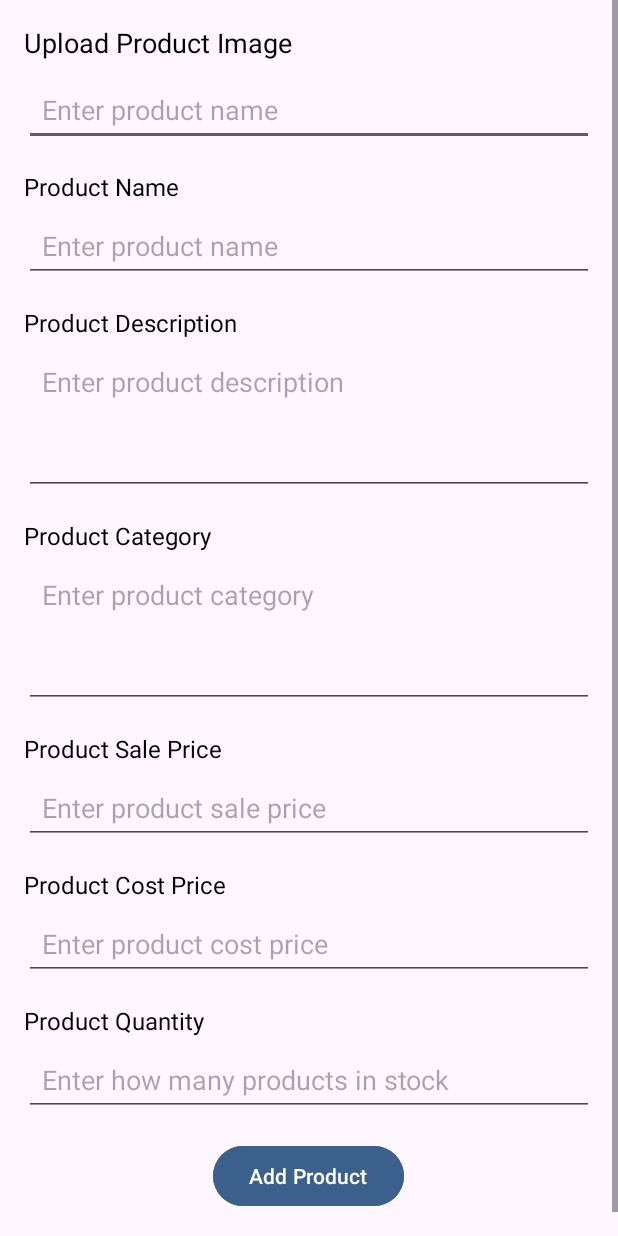
After one commit to tannazetminan/WarehouseManagementSystem, an Android app: the layout activity_addproduct_form2.xml on its own in the app's theme, with its tools: preview values and no code run, on a phone screen of 412 x 824 dp. The commit adds this screen. Run offline under Robolectric (Android 15) with nearby library versions, the phone set to English and light mode, and no system bars.

Commit message:
Added ability to amend products and added alternative way to create products by entering image url instead of uploading image.Both new add and code to amend products are working . However, the images are not showing.

```diff
--- a/app/src/main/java/com/example/warehousemanagementsystem/ApiService.kt
+++ b/app/src/main/java/com/example/warehousemanagementsystem/ApiService.kt
@@ -50,6 +50,11 @@ interface ApiService {
     @GET("retrieve_single_product/{product_id}")
     fun getSingleProductById(@Path("product_id") productId: String): Call<Product>
 
+    @PUT("/update_single_product/{product_id}")
+    fun updateSingleProduct(
+        @Path("product_id") productId: String,
+        @Body product: Product
+    ):Call<Void>
 
 }
 data class LoginResponse(
--- a/app/src/main/java/com/example/warehousemanagementsystem/InventoryActivity.kt
+++ b/app/src/main/java/com/example/warehousemanagementsystem/InventoryActivity.kt
@@ -53,8 +53,9 @@ class InventoryActivity : AppCompatActivity() {
       //  fetchUserProfile()
 
         addProductButton.setOnClickListener {
-            val intent = Intent(this, AddProductFormActivity::class.java)
-            startActivity(intent)
+//            val intent = Intent(this, AddProductFormActivity::class.java)
+            val intent = Intent(this, AddproductForm2Activity::class.java)
+         startActivity(intent)
         }
     }
 
--- /dev/null
+++ b/app/src/main/res/layout/activity_addproduct_form2.xml
@@ -0,0 +1,157 @@
+<?xml version="1.0" encoding="utf-8"?>
+<ScrollView xmlns:android="http://schemas.android.com/apk/res/android"
+    xmlns:app="http://schemas.android.com/apk/res-auto"
+    xmlns:tools="http://schemas.android.com/tools"
+    android:id="@+id/main"
+    android:layout_width="match_parent"
+    android:layout_height="match_parent"
+    tools:context=".AddproductForm2Activity">
+
+    <LinearLayout xmlns:android="http://schemas.android.com/apk/res/android"
+        android:layout_width="match_parent"
+        android:layout_height="match_parent"
+        android:orientation="vertical"
+        android:padding="16dp"
+        android:weightSum="1">
+
+        <!-- Product Image Upload Section -->
+        <TextView
+            android:id="@+id/tvAddImage"
+            android:layout_width="wrap_content"
+            android:layout_height="wrap_content"
+            android:text="Upload Product Image"
+            android:textSize="18sp"
+            android:paddingBottom="8dp"
+            android:textColor="#000000"/>
+
+        <EditText
+            android:id="@+id/etAddPImageURL"
+            android:layout_width="match_parent"
+            android:layout_height="wrap_content"
+            android:hint="Enter product name"
+            android:inputType="text"
+            android:padding="12dp"
+            android:layout_marginBottom="16dp"/>
+
+        <!-- Product Details Section -->
+        <TextView
+            android:id="@+id/tvAddProductName"
+            android:layout_width="wrap_content"
+            android:layout_height="wrap_content"
+            android:text="Product Name"
+            android:textSize="16sp"
+            android:textColor="#000000"
+            android:paddingBottom="4dp"/>
+
+        <EditText
+            android:id="@+id/etAddProductName"
+            android:layout_width="match_parent"
+            android:layout_height="wrap_content"
+            android:hint="Enter product name"
+            android:inputType="text"
+            android:padding="12dp"
+            android:layout_marginBottom="16dp"/>
+
+        <TextView
+            android:id="@+id/tvAddProductDescription"
+            android:layout_width="wrap_content"
+            android:layout_height="wrap_content"
+            android:text="Product Description"
+            android:textSize="16sp"
+            android:textColor="#000000"
+            android:paddingBottom="4dp"/>
+
+        <EditText
+            android:id="@+id/etAddProductDescription"
+            android:layout_width="match_parent"
+            android:layout_height="100dp"
+            android:hint="Enter product description"
+            android:inputType="textMultiLine"
+            android:padding="12dp"
+            android:layout_marginBottom="16dp"
+            android:gravity="top"/>
+        <TextView
+            android:id="@+id/tvAddProductCategory"
+            android:layout_width="wrap_content"
+            android:layout_height="wrap_content"
+            android:text="Product Category"
+            android:textSize="16sp"
+            android:textColor="#000000"
+            android:paddingBottom="4dp"/>
+
+        <EditText
+            android:id="@+id/etAddProductCategory"
+            android:layout_width="match_parent"
+            android:layout_height="100dp"
+            android:hint="Enter product category"
+            android:inputType="text"
+            android:padding="12dp"
+            android:layout_marginBottom="16dp"
+            android:gravity="top"/>
+
+        <TextView
+            android:id="@+id/tvAddProductSalePrice"
+            android:layout_width="wrap_content"
+            android:layout_height="wrap_content"
+            android:text="Product Sale Price"
+            android:textSize="16sp"
+            android:textColor="#000000"
+            android:paddingBottom="4dp"/>
+
+        <EditText
+            android:id="@+id/etAddProductSalePrice"
+            android:layout_width="match_parent"
+            android:layout_height="wrap_content"
+            android:hint="Enter product sale price"
+            android:inputType="numberDecimal"
+            android:padding="12dp"
+            android:layout_marginBottom="16dp"/>
+
+        <TextView
+            android:id="@+id/tvAddProductCostPrice"
+            android:layout_width="wrap_content"
+            android:layout_height="wrap_content"
+            android:text="Product Cost Price"
+            android:textSize="16sp"
+            android:textColor="#000000"
+            android:paddingBottom="4dp"/>
+
+        <EditText
+            android:id="@+id/etAddProductCostPrice"
+            android:layout_width="match_parent"
+            android:layout_height="wrap_content"
+            android:hint="Enter product cost price"
+            android:inputType="numberDecimal"
+            android:padding="12dp"
+            android:layout_marginBottom="16dp"/>
+
+        <TextView
+            android:id="@+id/tvAddProductQuantity"
+            android:layout_width="wrap_content"
+            android:layout_height="wrap_content"
+            android:text="Product Quantity"
+            android:textSize="16sp"
+            android:textColor="#000000"
+            android:paddingBottom="4dp"/>
+
+        <EditText
+            android:id="@+id/etAddProductQuantity"
+            android:layout_width="match_parent"
+            android:layout_height="wrap_content"
+            android:hint="Enter how many products in stock"
+            android:inputType="numberDecimal"
+            android:padding="12dp"
+            android:layout_marginBottom="16dp"/>
+
+        <!-- Submit Button -->
+        <Button
+            android:id="@+id/btnSubmitAddProduct"
+            android:layout_width="wrap_content"
+            android:layout_height="wrap_content"
+            android:text="Add Product"
+            android:layout_gravity="center"
+            android:backgroundTint="@color/primaryColor"
+            android:layout_marginBottom="16dp"/>
+    </LinearLayout>
+
+</ScrollView>
--- a/app/src/main/res/layout/activity_inventory_product_detail.xml
+++ b/app/src/main/res/layout/activity_inventory_product_detail.xml
@@ -103,7 +103,7 @@
                 android:layout_marginTop="16dp">
 
                 <Button
-                    android:id="@+id/btnEditProduct"
+                    android:id="@+id/btnGoToEditProduct"
                     android:layout_width="0dp"
                     android:layout_height="wrap_content"
                     android:layout_weight="1"
```
Also changed, not shown: app/src/main/java/com/example/warehousemanagementsystem/AddproductForm2Activity.kt (added, +127 -0 lines), app/src/main/java/com/example/warehousemanagementsystem/InventoryProductDetailActivity.kt (+16 -0 lines), app/src/main/java/com/example/warehousemanagementsystem/InventoryProductEditActivity.kt (added, +140 -0 lines), app/src/main/res/layout/activity_inventory_product_edit.xml (added, +183 -0 lines).
